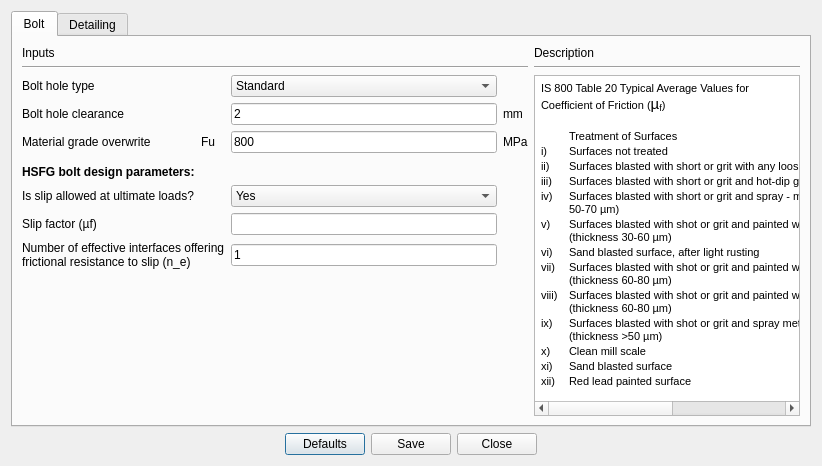
Qt form Connections/Shear/SeatedAngle/design_preferences.ui (GreatDevelopers/osdag-core) before a commit.
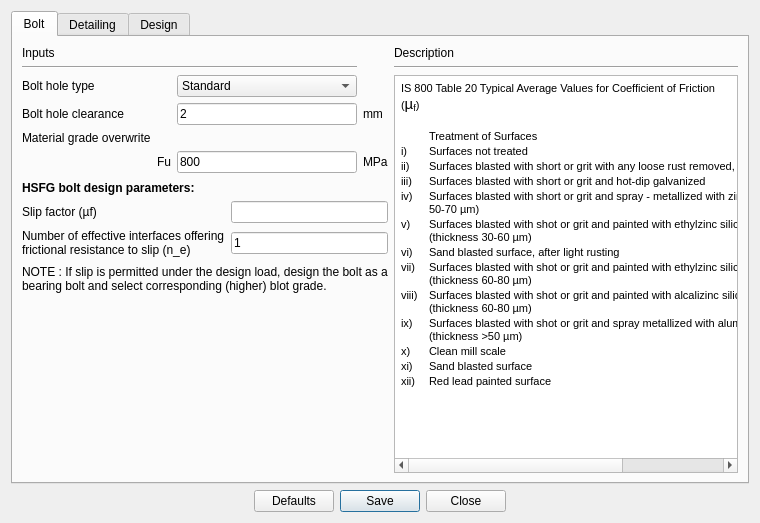
The same form after that commit.

Commit message: Feat: add note for HSFG & design method to design

What changed in the file:
```diff
--- a/Connections/Shear/SeatedAngle/design_preferences.ui
+++ b/Connections/Shear/SeatedAngle/design_preferences.ui
@@ -6,8 +6,8 @@
    <rect>
     <x>0</x>
     <y>0</y>
-    <width>822</width>
-    <height>466</height>
+    <width>760</width>
+    <height>523</height>
    </rect>
   </property>
   <property name="windowTitle">
@@ -16,26 +16,6 @@
   <layout class="QGridLayout" name="gridLayout_5">
    <item row="1" column="0">
     <layout class="QGridLayout" name="gridLayout_2">
-     <item row="0" column="1">
-      <widget class="QPushButton" name="btn_defaults">
-       <property name="text">
-        <string>Defaults</string>
-       </property>
-      </widget>
-     </item>
-     <item row="0" column="0">
-      <spacer name="horizontalSpacer_2">
-       <property name="orientation">
-        <enum>Qt::Horizontal</enum>
-       </property>
-       <property name="sizeHint" stdset="0">
-        <size>
-         <width>28</width>
-         <height>20</height>
-        </size>
-       </property>
-      </spacer>
-     </item>
      <item row="0" column="2">
       <widget class="QPushButton" name="btn_save">
        <property name="text">
@@ -43,6 +23,19 @@
        </property>
       </widget>
      </item>
+     <item row="0" column="0">
+      <spacer name="horizontalSpacer_2">
+       <property name="orientation">
+        <enum>Qt::Horizontal</enum>
+       </property>
+       <property name="sizeHint" stdset="0">
+        <size>
+         <width>28</width>
+         <height>20</height>
+        </size>
+       </property>
+      </spacer>
+     </item>
      <item row="0" column="4">
       <spacer name="horizontalSpacer_6">
        <property name="orientation">
@@ -56,6 +49,13 @@
        </property>
       </spacer>
      </item>
+     <item row="0" column="1">
+      <widget class="QPushButton" name="btn_defaults">
+       <property name="text">
+        <string>Defaults</string>
+       </property>
+      </widget>
+     </item>
      <item row="0" column="3">
       <widget class="QPushButton" name="btn_close">
        <property name="text">
@@ -70,73 +70,230 @@
      <property name="currentIndex">
       <number>0</number>
      </property>
-     <widget class="QWidget" name="tab">
+     <widget class="QWidget" name="tab_Bolt">
       <attribute name="title">
        <string>Bolt</string>
       </attribute>
-      <layout class="QGridLayout" name="gridLayout">
+      <layout class="QGridLayout" name="gridLayout_12">
        <item row="0" column="0">
-        <widget class="QLabel" name="label_5">
-         <property name="text">
-          <string>Inputs</string>
-         </property>
-        </widget>
-       </item>
-       <item row="0" column="6">
-        <widget class="QLabel" name="label_3">
-         <property name="text">
-          <string>Description</string>
-         </property>
-        </widget>
-       </item>
-       <item row="1" column="0" colspan="6">
-        <widget class="Line" name="line">
-         <property name="orientation">
-          <enum>Qt::Horizontal</enum>
-         </property>
-        </widget>
-       </item>
-       <item row="1" column="6">
-        <widget class="Line" name="line_4">
-         <property name="orientation">
-          <enum>Qt::Horizontal</enum>
-         </property>
-        </widget>
-       </item>
-       <item row="2" column="0">
-        <widget class="QLabel" name="label">
-         <property name="text">
-          <string>Bolt hole type</string>
-         </property>
-        </widget>
-       </item>
-       <item row="2" column="4">
-        <widget class="QComboBox" name="combo_boltHoleType">
-         <property name="focusPolicy">
-          <enum>Qt::TabFocus</enum>
-         </property>
-         <item>
-          <property name="text">
-           <string>Standard</string>
-          </property>
+        <layout class="QGridLayout" name="gridLayout_11">
+         <item row="0" column="0" colspan="2">
+          <layout class="QGridLayout" name="gridLayout">
+           <item row="0" column="0">
+            <widget class="QLabel" name="label_5">
+             <property name="text">
+              <string>Inputs</string>
+             </property>
+            </widget>
+           </item>
+           <item row="1" column="0" colspan="3">
+            <widget class="Line" name="line">
+             <property name="orientation">
+              <enum>Qt::Horizontal</enum>
+             </property>
+            </widget>
+           </item>
+           <item row="2" column="0">
+            <widget class="QLabel" name="label">
+             <property name="text">
+              <string>Bolt hole type</string>
+             </property>
+            </widget>
+           </item>
+           <item row="2" column="2">
+            <widget class="QComboBox" name="combo_boltHoleType">
+             <property name="focusPolicy">
+              <enum>Qt::TabFocus</enum>
+             </property>
+             <item>
+              <property name="text">
+               <string>Standard</string>
+              </property>
+             </item>
+             <item>
+              <property name="text">
+               <string>Over-sized</string>
+              </property>
+             </item>
+            </widget>
+           </item>
+           <item row="3" column="0">
+            <widget class="QLabel" name="label_2">
+             <property name="text">
+              <string>Bolt hole clearance</string>
+             </property>
+            </widget>
+           </item>
+           <item row="3" column="2">
+            <widget class="QLineEdit" name="txt_boltHoleClearance">
+             <property name="text">
+              <string>2</string>
+             </property>
+             <property name="alignment">
+              <set>Qt::AlignLeading|Qt::AlignLeft|Qt::AlignVCenter</set>
+             </property>
+            </widget>
+           </item>
+           <item row="3" column="3">
+            <widget class="QLabel" name="label_9">
+             <property name="text">
+              <string>mm</string>
+             </property>
+            </widget>
+           </item>
+           <item row="4" column="0">
+            <widget class="QLabel" name="label_4">
+             <property name="text">
+              <string>Material grade overwrite</string>
+             </property>
+            </widget>
+           </item>
+           <item row="5" column="1">
+            <widget class="QLabel" name="label_8">
+             <property name="text">
+              <string>Fu</string>
+             </property>
+            </widget>
+           </item>
+           <item row="5" column="2">
+            <widget class="QLineEdit" name="txt_boltFu">
+             <property name="text">
+              <string>800</string>
+             </property>
+             <property name="alignment">
+              <set>Qt::AlignLeading|Qt::AlignLeft|Qt::AlignVCenter</set>
+             </property>
+            </widget>
+           </item>
+           <item row="5" column="3">
+            <widget class="QLabel" name="label_11">
+             <property name="text">
+              <string>MPa</string>
+             </property>
+            </widget>
+           </item>
+          </layout>
          </item>
-         <item>
-          <property name="text">
-           <string>Over-sized</string>
-          </property>
+         <item row="1" column="1">
+          <spacer name="verticalSpacer_4">
+           <property name="orientation">
+            <enum>Qt::Vertical</enum>
+           </property>
+           <property name="sizeHint" stdset="0">
+            <size>
+             <width>17</width>
+             <height>13</height>
+            </size>
+           </property>
+          </spacer>
          </item>
-        </widget>
+         <item row="2" column="0" colspan="2">
+          <layout class="QGridLayout" name="gridLayout_9">
+           <item row="0" column="0">
+            <widget class="QLabel" name="label_7">
+             <property name="font">
+              <font>
+               <weight>75</weight>
+               <bold>true</bold>
+              </font>
+             </property>
+             <property name="text">
+              <string>HSFG bolt design parameters:</string>
+             </property>
+            </widget>
+           </item>
+           <item row="2" column="1">
+            <widget class="QLineEdit" name="txt_frictional_resistance">
+             <property name="text">
+              <string>1</string>
+             </property>
+             <property name="alignment">
+              <set>Qt::AlignLeading|Qt::AlignLeft|Qt::AlignVCenter</set>
+             </property>
+            </widget>
+           </item>
+           <item row="1" column="0">
+            <widget class="QLabel" name="label_15">
+             <property name="text">
+              <string>Slip factor (µf)</string>
+             </property>
+            </widget>
+           </item>
+           <item row="2" column="0">
+            <widget class="QLabel" name="label_13">
+             <property name="text">
+              <string>Number of effective interfaces offering
+frictional resistance to slip (n_e)</string>
+             </property>
+            </widget>
+           </item>
+           <item row="1" column="1">
+            <widget class="QLineEdit" name="txt_slip_factor">
+             <property name="text">
+              <string/>
+             </property>
+             <property name="alignment">
+              <set>Qt::AlignLeading|Qt::AlignLeft|Qt::AlignVCenter</set>
+             </property>
+            </widget>
+           </item>
+          </layout>
+         </item>
+         <item row="3" column="0">
+          <spacer name="verticalSpacer_5">
+           <property name="orientation">
+            <enum>Qt::Vertical</enum>
+           </property>
+           <property name="sizeHint" stdset="0">
+            <size>
+             <width>17</width>
+             <height>13</height>
+            </size>
+           </property>
+          </spacer>
+         </item>
+         <item row="4" column="0" colspan="2">
+          <widget class="QLabel" name="label_note">
+           <property name="font">
+            <font>
+             <weight>50</weight>
+             <bold>false</bold>
+            </font>
+           </property>
+           <property name="text">
+            <string>NOTE : If slip is permitted under the design load, design the bolt as a
+bearing bolt and select corresponding (higher) blot grade.</string>
+           </property>
+          </widget>
+         </item>
+        </layout>
        </item>
-       <item row="2" column="6" rowspan="9">
-        <widget class="QTextBrowser" name="textBrowser">
-         <property name="minimumSize">
-          <size>
-           <width>210</width>
-           <height>320</height>
-          </size>
-         </property>
-         <property name="html">
-          <string>&lt;!DOCTYPE HTML PUBLIC &quot;-//W3C//DTD HTML 4.0//EN&quot; &quot;http://www.w3.org/TR/REC-html40/strict.dtd&quot;&gt;
+       <item row="0" column="1" rowspan="2">
+        <layout class="QGridLayout" name="gridLayout_8">
+         <item row="0" column="0">
+          <widget class="QLabel" name="label_3">
+           <property name="text">
+            <string>Description</string>
+           </property>
+          </widget>
+         </item>
+         <item row="1" column="0">
+          <widget class="Line" name="line_4">
+           <property name="orientation">
+            <enum>Qt::Horizontal</enum>
+           </property>
+          </widget>
+         </item>
+         <item row="2" column="0">
+          <widget class="QTextBrowser" name="textBrowser">
+           <property name="minimumSize">
+            <size>
+             <width>210</width>
+             <height>320</height>
+            </size>
+           </property>
+           <property name="html">
+            <string>&lt;!DOCTYPE HTML PUBLIC &quot;-//W3C//DTD HTML 4.0//EN&quot; &quot;http://www.w3.org/TR/REC-html40/strict.dtd&quot;&gt;
 &lt;html&gt;&lt;head&gt;&lt;meta name=&quot;qrichtext&quot; content=&quot;1&quot; /&gt;&lt;style type=&quot;text/css&quot;&gt;
 p, li { white-space: pre-wrap; }
 &lt;/style&gt;&lt;/head&gt;&lt;body style=&quot; font-family:'MS Shell Dlg 2'; font-size:7.5pt; font-weight:400; font-style:normal;&quot;&gt;
@@ -237,150 +394,12 @@
 &lt;p style=&quot; margin-top:0px; margin-bottom:0px; margin-left:0px; margin-right:0px; -qt-block-indent:0; text-indent:0px;&quot;&gt;&lt;span style=&quot; font-size:8pt;&quot;&gt;Red lead painted surface&lt;/span&gt;&lt;/p&gt;&lt;/td&gt;
 &lt;td&gt;
 &lt;p style=&quot; margin-top:0px; margin-bottom:0px; margin-left:0px; margin-right:0px; -qt-block-indent:0; text-indent:0px;&quot;&gt;&lt;span style=&quot; font-size:8pt;&quot;&gt;    0.1&lt;/span&gt;&lt;/p&gt;&lt;/td&gt;&lt;/tr&gt;&lt;/table&gt;&lt;/body&gt;&lt;/html&gt;</string>
-         </property>
-        </widget>
-       </item>
-       <item row="3" column="0">
-        <widget class="QLabel" name="label_2">
-         <property name="text">
-          <string>Bolt hole clearance</string>
-         </property>
-        </widget>
-       </item>
-       <item row="3" column="4">
-        <widget class="QLineEdit" name="txt_boltHoleClearance">
-         <property name="text">
-          <string>2</string>
-         </property>
-         <property name="alignment">
-          <set>Qt::AlignLeading|Qt::AlignLeft|Qt::AlignVCenter</set>
-         </property>
-        </widget>
-       </item>
-       <item row="3" column="5">
-        <widget class="QLabel" name="label_9">
-         <property name="text">
-          <string>mm</string>
-         </property>
-        </widget>
-       </item>
-       <item row="4" column="0" colspan="2">
-        <widget class="QLabel" name="label_4">
-         <property name="text">
-          <string>Material grade overwrite</string>
-         </property>
-        </widget>
-       </item>
-       <item row="4" column="3">
-        <widget class="QLabel" name="label_8">
-         <property name="text">
-          <string>Fu</string>
-         </property>
-        </widget>
-       </item>
-       <item row="4" column="4">
-        <widget class="QLineEdit" name="txt_boltFu">
-         <property name="text">
-          <string>800</string>
-         </property>
-         <property name="alignment">
-          <set>Qt::AlignLeading|Qt::AlignLeft|Qt::AlignVCenter</set>
-         </property>
-        </widget>
-       </item>
-       <item row="4" column="5">
-        <widget class="QLabel" name="label_11">
-         <property name="text">
-          <string>MPa</string>
-         </property>
-        </widget>
-       </item>
-       <item row="5" column="1">
-        <spacer name="verticalSpacer_2">
-         <property name="orientation">
-          <enum>Qt::Vertical</enum>
-         </property>
-         <property name="sizeHint" stdset="0">
-          <size>
-           <width>20</width>
-           <height>18</height>
-          </size>
-         </property>
-        </spacer>
-       </item>
-       <item row="6" column="0" colspan="3">
-        <widget class="QLabel" name="label_6">
-         <property name="font">
-          <font>
-           <weight>75</weight>
-           <bold>true</bold>
-          </font>
-         </property>
-         <property name="text">
-          <string>HSFG bolt design parameters:</string>
-         </property>
-        </widget>
-       </item>
-       <item row="7" column="0" colspan="3">
-        <widget class="QLabel" name="label_7">
-         <property name="text">
-          <string>Is slip allowed at ultimate loads?</string>
-         </property>
-        </widget>
-       </item>
-       <item row="7" column="4">
-        <widget class="QComboBox" name="combo_ultimat_load">
-         <property name="focusPolicy">
-          <enum>Qt::TabFocus</enum>
-         </property>
-         <item>
-          <property name="text">
-           <string>Yes</string>
-          </property>
+           </property>
+          </widget>
          </item>
-         <item>
-          <property name="text">
-           <string>No</string>
-          </property>
-         </item>
-        </widget>
+        </layout>
        </item>
-       <item row="8" column="0">
-        <widget class="QLabel" name="label_10">
-         <property name="text">
-          <string>Slip factor (µf)</string>
-         </property>
-        </widget>
-       </item>
-       <item row="8" column="4">
-        <widget class="QLineEdit" name="txt_slip_factor">
-         <property name="text">
-          <string/>
-         </property>
-         <property name="alignment">
-          <set>Qt::AlignLeading|Qt::AlignLeft|Qt::AlignVCenter</set>
-         </property>
-        </widget>
-       </item>
-       <item row="9" column="0" colspan="4">
-        <widget class="QLabel" name="label_12">
-         <property name="text">
-          <string>Number of effective interfaces offering
-frictional resistance to slip (n_e)</string>
-         </property>
-        </widget>
-       </item>
-       <item row="9" column="4">
-        <widget class="QLineEdit" name="txt_frictional_resistance">
-         <property name="text">
-          <string>1</string>
-         </property>
-         <property name="alignment">
-          <set>Qt::AlignLeading|Qt::AlignLeft|Qt::AlignVCenter</set>
-         </property>
-        </widget>
-       </item>
-       <item row="10" column="2">
+       <item row="1" column="0">
         <spacer name="verticalSpacer">
          <property name="orientation">
           <enum>Qt::Vertical</enum>
@@ -395,35 +414,72 @@
        </item>
       </layout>
      </widget>
-     <widget class="QWidget" name="tab_5">
+     <widget class="QWidget" name="tab_Detailing">
       <attribute name="title">
        <string>Detailing</string>
       </attribute>
-      <layout class="QGridLayout" name="gridLayout_4">
+      <layout class="QGridLayout" name="gridLayout_6">
        <item row="0" column="0">
-        <layout class="QGridLayout" name="gridLayout_3">
-         <item row="0" column="0">
-          <widget class="QLabel" name="label_38">
-           <property name="text">
-            <string>Inputs</string>
-           </property>
-          </widget>
-         </item>
-         <item row="1" column="0" colspan="4">
-          <widget class="Line" name="line_11">
+        <widget class="QLabel" name="label_38">
+         <property name="text">
+          <string>Inputs</string>
+         </property>
+        </widget>
+       </item>
+       <item row="0" column="2" rowspan="5">
+        <layout class="QGridLayout" name="gridLayout_10">
+         <item row="1" column="0">
+          <widget class="Line" name="line_6">
            <property name="orientation">
             <enum>Qt::Horizontal</enum>
            </property>
           </widget>
          </item>
+         <item row="0" column="0">
+          <widget class="QLabel" name="label_18">
+           <property name="text">
+            <string>Description</string>
+           </property>
+          </widget>
+         </item>
          <item row="2" column="0">
+          <widget class="QTextBrowser" name="textBrowser_detailingDescription">
+           <property name="minimumSize">
+            <size>
+             <width>210</width>
+             <height>0</height>
+            </size>
+           </property>
+           <property name="html">
+            <string>&lt;!DOCTYPE HTML PUBLIC &quot;-//W3C//DTD HTML 4.0//EN&quot; &quot;http://www.w3.org/TR/REC-html40/strict.dtd&quot;&gt;
+&lt;html&gt;&lt;head&gt;&lt;meta name=&quot;qrichtext&quot; content=&quot;1&quot; /&gt;&lt;style type=&quot;text/css&quot;&gt;
+p, li { white-space: pre-wrap; }
+&lt;/style&gt;&lt;/head&gt;&lt;body style=&quot; font-family:'MS Shell Dlg 2'; font-size:7.5pt; font-weight:400; font-style:normal;&quot;&gt;
+&lt;p align=&quot;justify&quot; style=&quot; margin-top:0px; margin-bottom:0px; margin-left:0px; margin-right:0px; -qt-block-indent:0; text-indent:0px;&quot;&gt;&lt;span style=&quot; font-family:'Calibri'; font-size:9pt; vertical-align:middle;&quot;&gt;The minimum edge and end distances from the centre of any hole to the nearest edge of a plate shall not be less than &lt;/span&gt;&lt;span style=&quot; font-family:'Calibri'; font-size:9pt; font-weight:600; vertical-align:middle;&quot;&gt;1.7 &lt;/span&gt;&lt;span style=&quot; font-family:'Calibri'; font-size:9pt; vertical-align:middle;&quot;&gt;times the hole diameter in case of [&lt;/span&gt;&lt;span style=&quot; font-family:'Calibri'; font-size:9pt; font-weight:600; vertical-align:middle;&quot;&gt;a - sheared or hand flame cut edges&lt;/span&gt;&lt;span style=&quot; font-family:'Calibri'; font-size:9pt; vertical-align:middle;&quot;&gt;] and &lt;/span&gt;&lt;span style=&quot; font-family:'Calibri'; font-size:9pt; font-weight:600; vertical-align:middle;&quot;&gt;1.5 &lt;/span&gt;&lt;span style=&quot; font-family:'Calibri'; font-size:9pt; vertical-align:middle;&quot;&gt;times the hole diameter in case of [&lt;/span&gt;&lt;span style=&quot; font-family:'Calibri'; font-size:9pt; font-weight:600; vertical-align:middle;&quot;&gt;b - Rolled, machine-flame cut, sawn and planed edges&lt;/span&gt;&lt;span style=&quot; font-family:'Calibri'; font-size:9pt; vertical-align:middle;&quot;&gt;] (IS 800 - cl. 10.2.4.2)&lt;/span&gt;&lt;/p&gt;
+&lt;p align=&quot;justify&quot; style=&quot;-qt-paragraph-type:empty; margin-top:0px; margin-bottom:0px; margin-left:0px; margin-right:0px; -qt-block-indent:0; text-indent:0px; font-family:'Calibri'; font-size:9pt; vertical-align:middle;&quot;&gt;&lt;br /&gt;&lt;/p&gt;
+&lt;p align=&quot;justify&quot; style=&quot; margin-top:0px; margin-bottom:0px; margin-left:0px; margin-right:0px; -qt-block-indent:0; text-indent:0px;&quot;&gt;&lt;span style=&quot; font-family:'Calibri'; font-size:9pt;&quot;&gt;This gap should include the tolerance value of 5 mm. So if the assumed clearance is 5 mm, then the gap should be = 10 mm ( = 5 mm {clearance} + 5 mm {tolerance} )&lt;/span&gt;&lt;/p&gt;&lt;/body&gt;&lt;/html&gt;</string>
+           </property>
+          </widget>
+         </item>
+        </layout>
+       </item>
+       <item row="1" column="0">
+        <widget class="Line" name="line_11">
+         <property name="orientation">
+          <enum>Qt::Horizontal</enum>
+         </property>
+        </widget>
+       </item>
+       <item row="2" column="0" rowspan="2">
+        <layout class="QGridLayout" name="gridLayout_4">
+         <item row="0" column="0">
           <widget class="QLabel" name="label_39">
            <property name="text">
             <string>Type of edges</string>
            </property>
           </widget>
          </item>
-         <item row="2" column="1" colspan="2">
+         <item row="0" column="1" colspan="2">
           <widget class="QComboBox" name="combo_detailingEdgeType">
            <item>
             <property name="text">
@@ -437,14 +493,14 @@
            </item>
           </widget>
          </item>
-         <item row="3" column="0">
+         <item row="1" column="0">
           <widget class="QLabel" name="label_29">
            <property name="text">
             <string>Gap between beam &amp; support</string>
            </property>
           </widget>
          </item>
-         <item row="3" column="1">
+         <item row="1" column="1">
           <widget class="QLineEdit" name="txt_detailingGap">
            <property name="text">
             <string>10</string>
@@ -454,27 +510,14 @@
            </property>
           </widget>
          </item>
-         <item row="3" column="2">
+         <item row="1" column="2">
           <widget class="QLabel" name="label_36">
            <property name="text">
             <string>mm</string>
            </property>
           </widget>
          </item>
-         <item row="3" column="3">
-          <spacer name="horizontalSpacer_12">
-           <property name="orientation">
-            <enum>Qt::Horizontal</enum>
-           </property>
-           <property name="sizeHint" stdset="0">
-            <size>
-             <width>40</width>
-             <height>20</height>
-            </size>
-           </property>
-          </spacer>
-         </item>
-         <item row="4" column="0">
+         <item row="2" column="0">
           <widget class="QLabel" name="label_40">
            <property name="text">
             <string>Are the members exposed to
@@ -482,60 +525,36 @@
            </property>
           </widget>
          </item>
-         <item row="4" column="1">
-          <widget class="QComboBox" name="combo_detailingmemebers">
-           <item>
-            <property name="text">
-             <string>Yes</string>
-            </property>
-           </item>
+         <item row="2" column="1">
+          <widget class="QComboBox" name="combo_detailing_memebers">
            <item>
             <property name="text">
              <string>No</string>
             </property>
            </item>
+           <item>
+            <property name="text">
+             <string>Yes</string>
+            </property>
+           </item>
           </widget>
          </item>
         </layout>
        </item>
-       <item row="0" column="1" rowspan="2">
-        <layout class="QGridLayout" name="gridLayout_10">
-         <item row="1" column="0">
-          <widget class="Line" name="line_6">
-           <property name="orientation">
-            <enum>Qt::Horizontal</enum>
-           </property>
-          </widget>
-         </item>
-         <item row="0" column="0">
-          <widget class="QLabel" name="label_18">
-           <property name="text">
-            <string>Description</string>
-           </property>
-          </widget>
-         </item>
-         <item row="2" column="0">
-          <widget class="QTextBrowser" name="textBrowser_detailingDescription">
-           <property name="minimumSize">
-            <size>
-             <width>210</width>
-             <height>0</height>
-            </size>
-           </property>
-           <property name="html">
-            <string>&lt;!DOCTYPE HTML PUBLIC &quot;-//W3C//DTD HTML 4.0//EN&quot; &quot;http://www.w3.org/TR/REC-html40/strict.dtd&quot;&gt;
-&lt;html&gt;&lt;head&gt;&lt;meta name=&quot;qrichtext&quot; content=&quot;1&quot; /&gt;&lt;style type=&quot;text/css&quot;&gt;
-p, li { white-space: pre-wrap; }
-&lt;/style&gt;&lt;/head&gt;&lt;body style=&quot; font-family:'MS Shell Dlg 2'; font-size:7.5pt; font-weight:400; font-style:normal;&quot;&gt;
-&lt;p style=&quot; margin-top:0px; margin-bottom:0px; margin-left:0px; margin-right:0px; -qt-block-indent:0; text-indent:0px;&quot;&gt;&lt;span style=&quot; font-family:'Calibri'; font-size:10pt; vertical-align:middle;&quot;&gt;The minimum edge and end distances from the centre of any hole to the nearest edge of a plate shall not be less than &lt;/span&gt;&lt;span style=&quot; font-family:'Calibri'; font-size:10pt; font-weight:600; vertical-align:middle;&quot;&gt;1.7 &lt;/span&gt;&lt;span style=&quot; font-family:'Calibri'; font-size:10pt; vertical-align:middle;&quot;&gt;times the hole diameter in case of [&lt;/span&gt;&lt;span style=&quot; font-family:'Calibri'; font-size:10pt; font-weight:600; vertical-align:middle;&quot;&gt;a - sheared or hand flame cut edges&lt;/span&gt;&lt;span style=&quot; font-family:'Calibri'; font-size:10pt; vertical-align:middle;&quot;&gt;] and &lt;/span&gt;&lt;span style=&quot; font-family:'Calibri'; font-size:10pt; font-weight:600; vertical-align:middle;&quot;&gt;1.5 &lt;/span&gt;&lt;span style=&quot; font-family:'Calibri'; font-size:10pt; vertical-align:middle;&quot;&gt;times the hole diameter in case of [&lt;/span&gt;&lt;span style=&quot; font-family:'Calibri'; font-size:10pt; font-weight:600; vertical-align:middle;&quot;&gt;b - Rolled, machine-flame cut, sawn and planed edges&lt;/span&gt;&lt;span style=&quot; font-family:'Calibri'; font-size:10pt; vertical-align:middle;&quot;&gt;] (IS 800 - Cl. 10.2.4.2)&lt;/span&gt;&lt;span style=&quot; font-size:8pt;&quot;&gt; &lt;/span&gt;&lt;/p&gt;
-&lt;p style=&quot;-qt-paragraph-type:empty; margin-top:0px; margin-bottom:0px; margin-left:0px; margin-right:0px; -qt-block-indent:0; text-indent:0px; font-family:'Calibri'; font-size:10pt; vertical-align:middle;&quot;&gt;&lt;br /&gt;&lt;/p&gt;
-&lt;p style=&quot; margin-top:0px; margin-bottom:0px; margin-left:0px; margin-right:0px; -qt-block-indent:0; text-indent:0px;&quot;&gt;&lt;span style=&quot; font-family:'Calibri'; font-size:10pt;&quot;&gt;This gap should include the tolerance value of 5 mm. So if the assumed clearance is 5 mm, then the gap should be = 10 mm ( = 5 mm {clearance} + 5 mm {tolerance} )&lt;/span&gt;&lt;/p&gt;&lt;/body&gt;&lt;/html&gt;</string>
-           </property>
-          </widget>
-         </item>
-        </layout>
+       <item row="3" column="1">
+        <spacer name="horizontalSpacer_12">
+         <property name="orientation">
+          <enum>Qt::Horizontal</enum>
+         </property>
+         <property name="sizeHint" stdset="0">
+          <size>
+           <width>13</width>
+           <height>20</height>
+          </size>
+         </property>
+        </spacer>
        </item>
-       <item row="1" column="0">
+       <item row="4" column="0">
         <spacer name="verticalSpacer_3">
          <property name="orientation">
           <enum>Qt::Vertical</enum>
@@ -550,6 +569,49 @@
        </item>
       </layout>
      </widget>
+     <widget class="QWidget" name="tab_Design">
+      <attribute name="title">
+       <string>Design</string>
+      </attribute>
+      <widget class="QLabel" name="label_19">
+       <property name="geometry">
+        <rect>
+         <x>21</x>
+         <y>31</y>
+         <width>84</width>
+         <height>16</height>
+        </rect>
+       </property>
+       <property name="text">
+        <string>Design Method</string>
+       </property>
+      </widget>
+      <widget class="QComboBox" name="combo_design_method">
+       <property name="geometry">
+        <rect>
+         <x>160</x>
+         <y>31</y>
+         <width>227</width>
+         <height>22</height>
+        </rect>
+       </property>
+       <item>
+        <property name="text">
+         <string>Limit State Design</string>
+        </property>
+       </item>
+       <item>
+        <property name="text">
+         <string>Limit State (Capacity Based) Design</string>
+        </property>
+       </item>
+       <item>
+        <property name="text">
+         <string>Working Stress Design</string>
+        </property>
+       </item>
+      </widget>
+     </widget>
     </widget>
    </item>
   </layout>
```
The commit also changes 3 other files.
